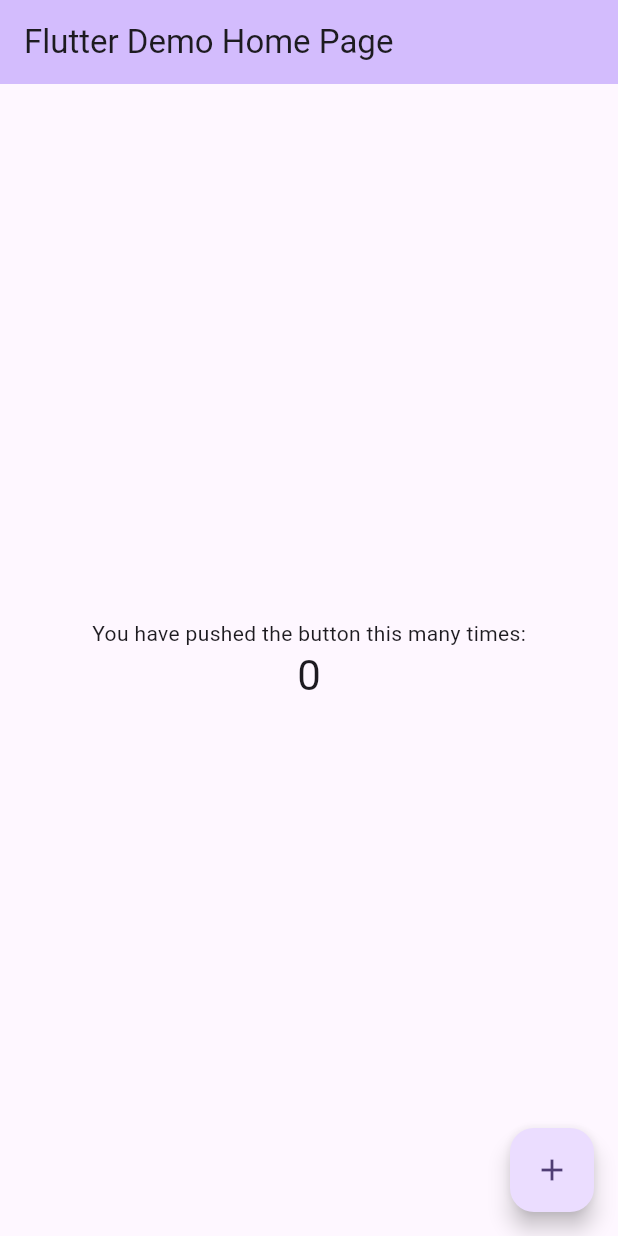
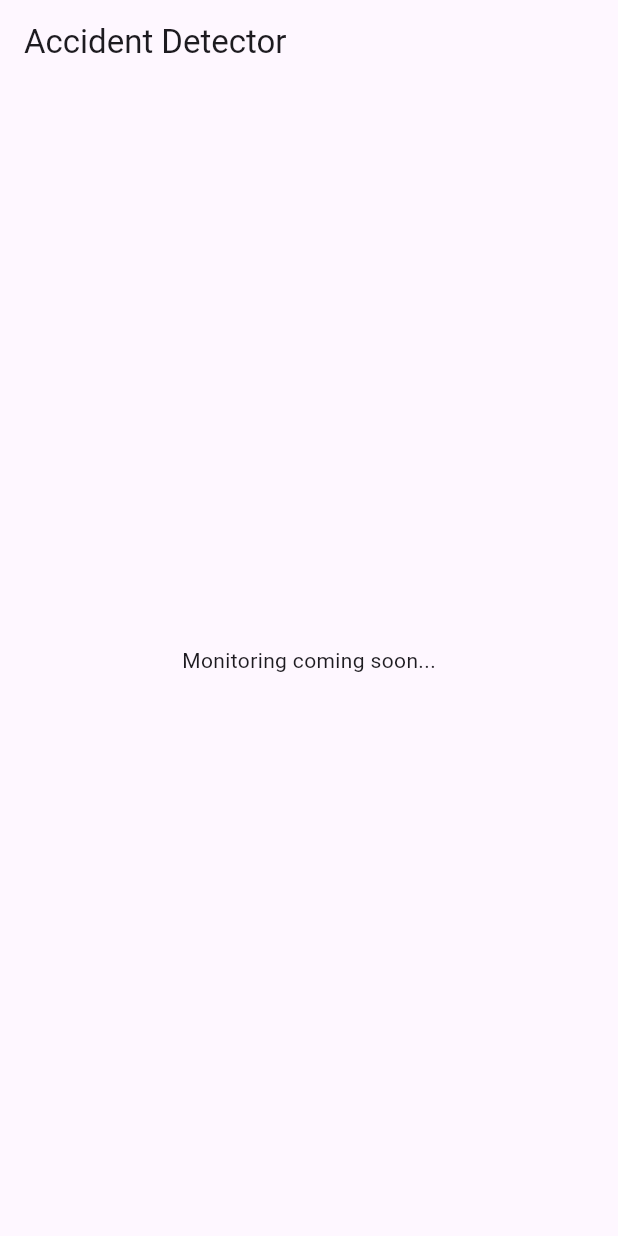
Before and after one commit to User-X5/accidentdetection, a Flutter app: the screen it shows after launch, on a phone screen of 412 x 824 dp. Run offline on Flutter 3.47's test engine with Material 3 defaults, Android fonts, the phone set to English and light mode, and no system bars; our stand-ins replace firebase_core; missing offline and left inert: flutter_background_service; accounts and stored records are empty.

Commit message:
Phase 1 done setup up the project

```diff
--- a/lib/main.dart
+++ b/lib/main.dart
@@ -1,122 +1,21 @@
 import 'package:flutter/material.dart';
+import 'package:firebase_core/firebase_core.dart';
+import 'services/background_service.dart';
+import 'screens/home_screen.dart';
 
-void main() {
-  runApp(const MyApp());
+void main() async {
+  WidgetsFlutterBinding.ensureInitialized();
+  await Firebase.initializeApp();
+  await initBackgroundService();
+  runApp(const AccidentApp());
 }
 
-class MyApp extends StatelessWidget {
-  const MyApp({super.key});
-
-  // This widget is the root of your application.
-  @override
-  Widget build(BuildContext context) {
-    return MaterialApp(
-      title: 'Flutter Demo',
-      theme: ThemeData(
-        // This is the theme of your application.
-        //
-        // TRY THIS: Try running your application with "flutter run". You'll see
-        // the application has a purple toolbar. Then, without quitting the app,
-        // try changing the seedColor in the colorScheme below to Colors.green
-        // and then invoke "hot reload" (save your changes or press the "hot
-        // reload" button in a Flutter-supported IDE, or press "r" if you used
-        // the command line to start the app).
-        //
-        // Notice that the counter didn't reset back to zero; the application
-        // state is not lost during the reload. To reset the state, use hot
-        // restart instead.
-        //
-        // This works for code too, not just values: Most code changes can be
-        // tested with just a hot reload.
-        colorScheme: .fromSeed(seedColor: Colors.deepPurple),
-      ),
-      home: const MyHomePage(title: 'Flutter Demo Home Page'),
-    );
-  }
-}
-
-class MyHomePage extends StatefulWidget {
-  const MyHomePage({super.key, required this.title});
-
-  // This widget is the home page of your application. It is stateful, meaning
-  // that it has a State object (defined below) that contains fields that affect
-  // how it looks.
-
-  // This class is the configuration for the state. It holds the values (in this
-  // case the title) provided by the parent (in this case the App widget) and
-  // used by the build method of the State. Fields in a Widget subclass are
-  // always marked "final".
-
-  final String title;
+class AccidentApp extends StatelessWidget {
+  const AccidentApp({super.key});
 
   @override
-  State<MyHomePage> createState() => _MyHomePageState();
+  Widget build(BuildContext ctx) => MaterialApp(
+    title: 'Accident Detector',
+    home: const HomeScreen(),
+  );
 }
-
-class _MyHomePageState extends State<MyHomePage> {
-  int _counter = 0;
-
-  void _incrementCounter() {
-    setState(() {
-      // This call to setState tells the Flutter framework that something has
-      // changed in this State, which causes it to rerun the build method below
-      // so that the display can reflect the updated values. If we changed
-      // _counter without calling setState(), then the build method would not be
-      // called again, and so nothing would appear to happen.
-      _counter++;
-    });
-  }
-
-  @override
-  Widget build(BuildContext context) {
-    // This method is rerun every time setState is called, for instance as done
-    // by the _incrementCounter method above.
-    //
-    // The Flutter framework has been optimized to make rerunning build methods
-    // fast, so that you can just rebuild anything that needs updating rather
-    // than having to individually change instances of widgets.
-    return Scaffold(
-      appBar: AppBar(
-        // TRY THIS: Try changing the color here to a specific color (to
-        // Colors.amber, perhaps?) and trigger a hot reload to see the AppBar
-        // change color while the other colors stay the same.
-        backgroundColor: Theme.of(context).colorScheme.inversePrimary,
-        // Here we take the value from the MyHomePage object that was created by
-        // the App.build method, and use it to set our appbar title.
-        title: Text(widget.title),
-      ),
-      body: Center(
-        // Center is a layout widget. It takes a single child and positions it
-        // in the middle of the parent.
-        child: Column(
-          // Column is also a layout widget. It takes a list of children and
-          // arranges them vertically. By default, it sizes itself to fit its
-          // children horizontally, and tries to be as tall as its parent.
-          //
-          // Column has various properties to control how it sizes itself and
-          // how it positions its children. Here we use mainAxisAlignment to
-          // center the children vertically; the main axis here is the vertical
-          // axis because Columns are vertical (the cross axis would be
-          // horizontal).
-          //
-          // TRY THIS: Invoke "debug painting" (choose the "Toggle Debug Paint"
-          // action in the IDE, or press "p" in the console), to see the
-          // wireframe for each widget.
-          mainAxisAlignment: .center,
-          children: [
-            const Text('You have pushed the button this many times:'),
-            Text(
-              '$_counter',
-              style: Theme.of(context).textTheme.headlineMedium,
-            ),
-          ],
-        ),
-      ),
-      floatingActionButton: FloatingActionButton(
-        onPressed: _incrementCounter,
-        tooltip: 'Increment',
-        child: const Icon(Icons.add),
-      ),
-    );
-  }
-}
--- /dev/null
+++ b/lib/screens/home_screen.dart
@@ -0,0 +1,18 @@
+import 'package:flutter/material.dart';
+
+class HomeScreen extends StatefulWidget {
+  const HomeScreen({super.key});
+
+  @override
+  State<HomeScreen> createState() => _HomeScreenState();
+}
+
+class _HomeScreenState extends State<HomeScreen> {
+  @override
+  Widget build(BuildContext context) {
+    return Scaffold(
+      appBar: AppBar(title: const Text('Accident Detector')),
+      body: const Center(child: Text('Monitoring coming soon...')),
+    );
+  }
+}
```
Also changed, not shown: lib/services/background_service.dart (added, +21 -0 lines), pubspec.yaml (+29 -69 lines), pubspec.lock.
